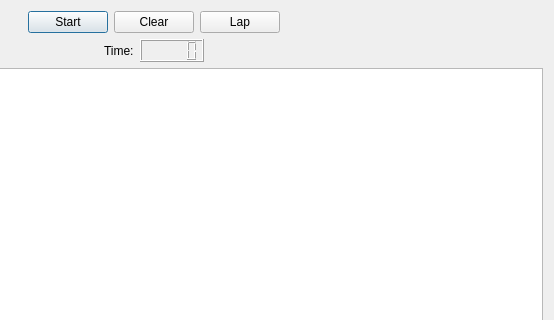
Above: QTHW5/dialog.ui from mytevelev/QTTest before the change; both pictures show x 246 to 800 and y 0 to 320 of the 800 by 600 pixel window. Below: the same form after it.
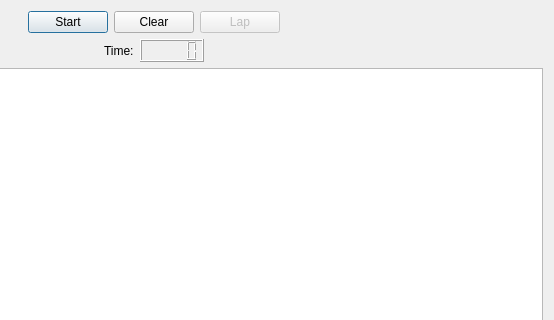
That is the form after the change.

What changed in the file:
```diff
--- a/QTHW5/dialog.ui
+++ b/QTHW5/dialog.ui
@@ -45,6 +45,9 @@
      </item>
      <item>
       <widget class="QPushButton" name="pb_lap">
+       <property name="enabled">
+        <bool>false</bool>
+       </property>
        <property name="text">
         <string>Lap</string>
        </property>
```
